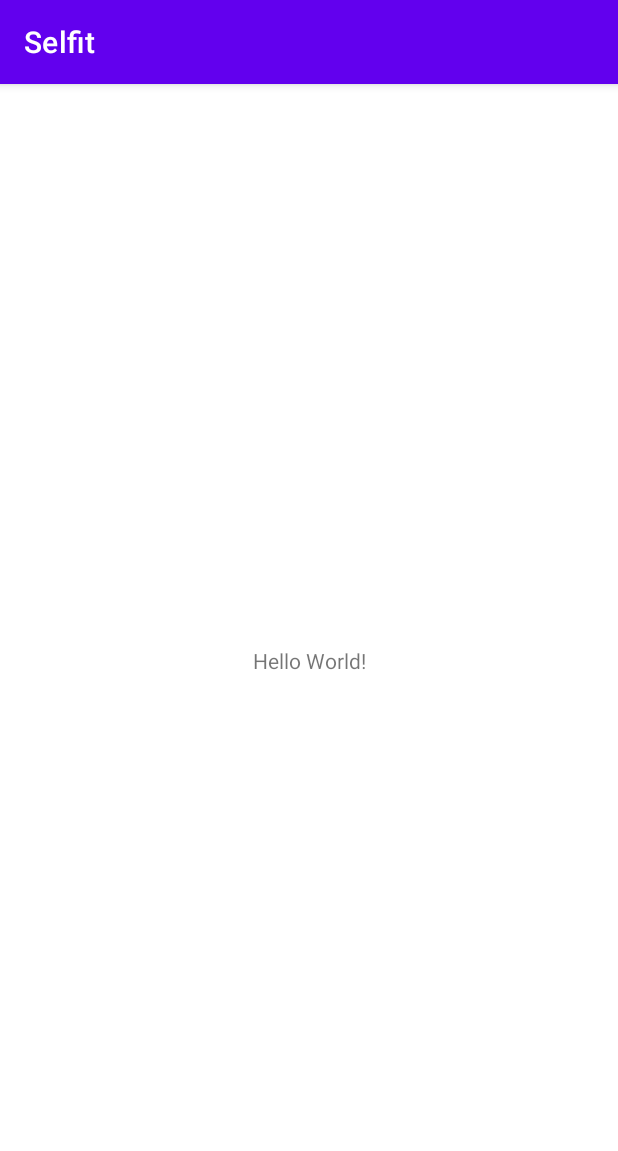
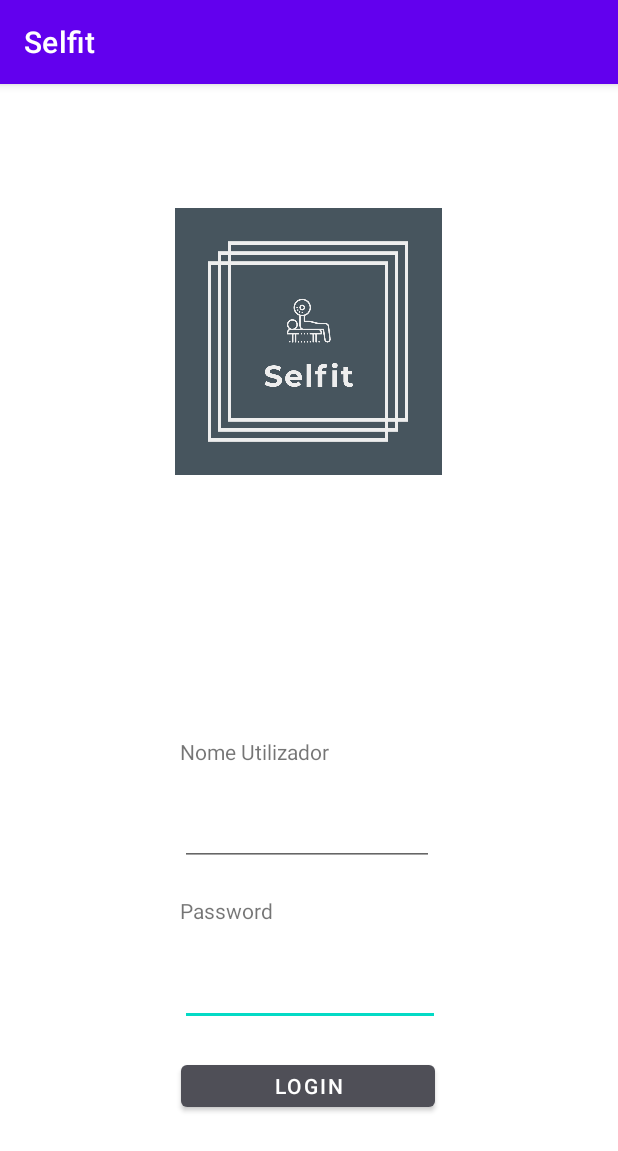
Before and after one commit to pedromprdias/Selfit, an Android app: the screen it shows after launch (MainActivity), on a phone screen of 412 x 824 dp. Shown: the top 1151 px of the screen. Run offline under Robolectric (Android 15) with nearby library versions, the phone set to English and light mode, and no system bars.

Commit message:
Login inicial

```diff
--- a/app/src/main/res/layout/activity_main.xml
+++ b/app/src/main/res/layout/activity_main.xml
@@ -1,18 +1,81 @@
 <?xml version="1.0" encoding="utf-8"?>
-<androidx.constraintlayout.widget.ConstraintLayout xmlns:android="http://schemas.android.com/apk/res/android"
+<androidx.constraintlayout.widget.ConstraintLayout
+    xmlns:android="http://schemas.android.com/apk/res/android"
     xmlns:app="http://schemas.android.com/apk/res-auto"
     xmlns:tools="http://schemas.android.com/tools"
     android:layout_width="match_parent"
-    android:layout_height="match_parent"
-    tools:context=".MainActivity">
+    android:layout_height="match_parent">
+
+    <EditText
+        android:id="@+id/inserir_pass"
+        android:layout_width="173dp"
+        android:layout_height="41dp"
+        android:layout_marginBottom="20dp"
+        android:ems="10"
+        android:inputType="textPassword"
+        app:layout_constraintBottom_toTopOf="@+id/login_button"
+        app:layout_constraintEnd_toEndOf="parent"
+        app:layout_constraintHorizontal_bias="0.504"
+        app:layout_constraintStart_toStartOf="parent" />
 
     <TextView
-        android:layout_width="wrap_content"
-        android:layout_height="wrap_content"
-        android:text="Hello World!"
+        android:id="@+id/nomeUtilizador"
+        android:layout_width="161dp"
+        android:layout_height="28dp"
+        android:layout_marginBottom="20dp"
+        android:text="@string/nomeUser"
+        app:layout_constraintBottom_toTopOf="@+id/inserir_nome"
+        app:layout_constraintEnd_toEndOf="parent"
+        app:layout_constraintHorizontal_bias="0.48"
+        app:layout_constraintStart_toStartOf="parent" />
+
+    <EditText
+        android:id="@+id/inserir_nome"
+        android:layout_width="169dp"
+        android:layout_height="38dp"
+        android:layout_marginBottom="20dp"
+        android:ems="10"
+        android:inputType="textPersonName"
+        app:layout_constraintBottom_toTopOf="@+id/password"
+        app:layout_constraintEnd_toEndOf="parent"
+        app:layout_constraintHorizontal_bias="0.495"
+        app:layout_constraintStart_toStartOf="parent" />
+
+    <TextView
+        android:id="@+id/password"
+        android:layout_width="161dp"
+        android:layout_height="25dp"
+        android:layout_marginBottom="20dp"
+        android:text="Password"
+        app:layout_constraintBottom_toTopOf="@+id/inserir_pass"
+        app:layout_constraintEnd_toEndOf="parent"
+        app:layout_constraintHorizontal_bias="0.48"
+        app:layout_constraintStart_toStartOf="parent" />
+
+    <Button
+        android:id="@+id/login_button"
+        android:layout_width="169dp"
+        android:layout_height="40dp"
+        android:layout_marginBottom="80dp"
+        android:onClick="login"
+        android:text="Login"
+        app:backgroundTint="#4f4f57"
         app:layout_constraintBottom_toBottomOf="parent"
-        app:layout_constraintLeft_toLeftOf="parent"
-        app:layout_constraintRight_toRightOf="parent"
-        app:layout_constraintTop_toTopOf="parent" />
+        app:layout_constraintEnd_toEndOf="parent"
+        app:layout_constraintHorizontal_bias="0.497"
+        app:layout_constraintStart_toStartOf="parent" />
 
+    <ImageView
+        android:id="@+id/imageView"
+        android:layout_width="205dp"
+        android:layout_height="178dp"
+        android:layout_marginTop="30dp"
+        android:layout_marginBottom="35dp"
+        app:layout_constraintBottom_toTopOf="@+id/nomeUtilizador"
+        app:layout_constraintEnd_toEndOf="parent"
+        app:layout_constraintHorizontal_bias="0.497"
+        app:layout_constraintStart_toStartOf="parent"
+        app:layout_constraintTop_toTopOf="parent"
+        app:layout_constraintVertical_bias="0.276"
+        app:srcCompat="@drawable/logo" />
 </androidx.constraintlayout.widget.ConstraintLayout>
--- a/app/src/main/res/values/strings.xml
+++ b/app/src/main/res/values/strings.xml
@@ -1,3 +1,4 @@
 <resources>
     <string name="app_name">Selfit</string>
+    <string name="nomeUser" translatable="false">Nome Utilizador</string>
 </resources>
```
Also changed, not shown: app/src/main/res/drawable-v24/logo.png (added), app/src/main/res/font/manrope_bold.otf (added), app/src/main/res/font/manrope_regular.otf (added).
